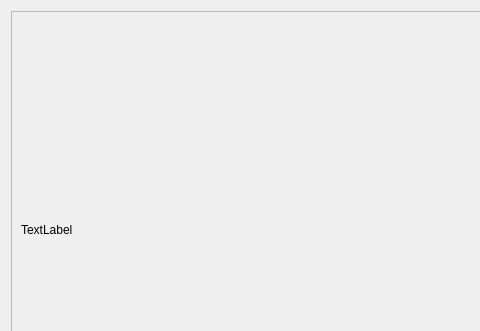
umyedi/chat-app, file client/design/documentation.ui: the form before one commit; both pictures show x 0 to 480 and y 0 to 331 of the 861 by 487 pixel window.
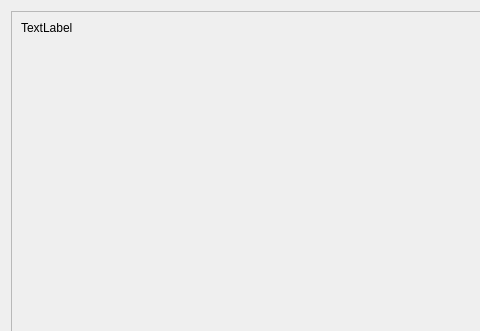
The form after the commit.

What changed in the file:
```diff
--- a/client/design/documentation.ui
+++ b/client/design/documentation.ui
@@ -31,6 +31,12 @@
       <layout class="QVBoxLayout" name="verticalLayout_2">
        <item>
         <widget class="QLabel" name="label">
+         <property name="minimumSize">
+          <size>
+           <width>300</width>
+           <height>100</height>
+          </size>
+         </property>
          <property name="styleSheet">
           <string notr="true">.h1 {
 	color:red;
@@ -39,6 +45,12 @@
          <property name="text">
           <string>TextLabel</string>
          </property>
+         <property name="textFormat">
+          <enum>Qt::RichText</enum>
+         </property>
+         <property name="alignment">
+          <set>Qt::AlignJustify|Qt::AlignTop</set>
+         </property>
          <property name="wordWrap">
           <bool>true</bool>
          </property>
```
Left out of the diff: 13 changed lines with no effect on the pictures.
